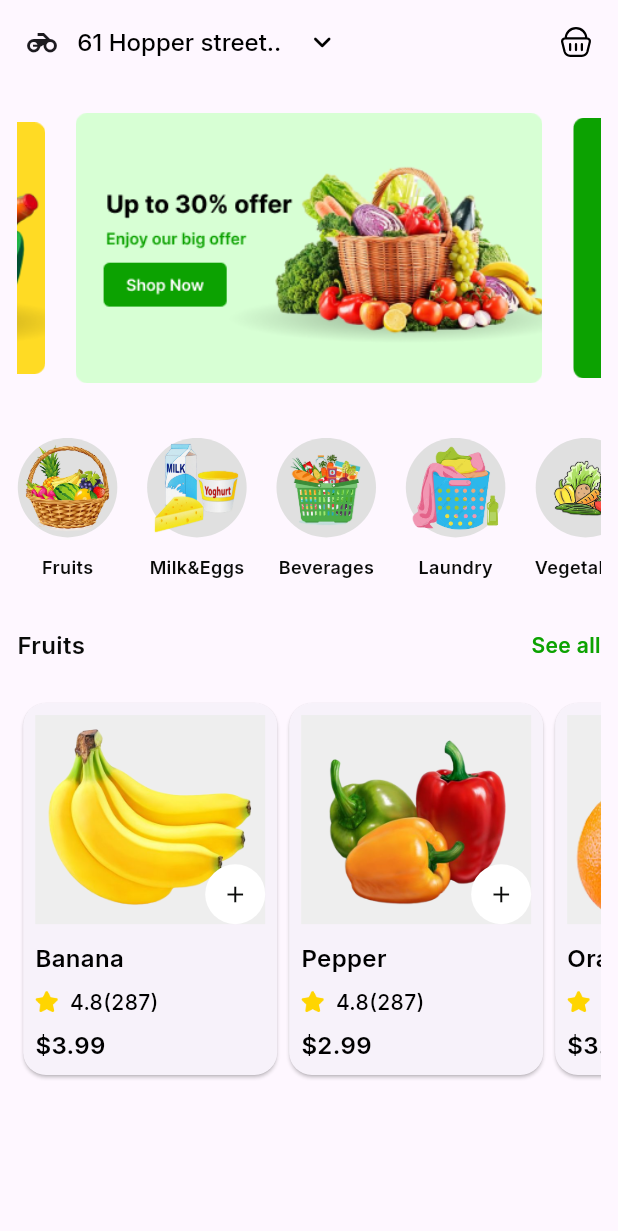
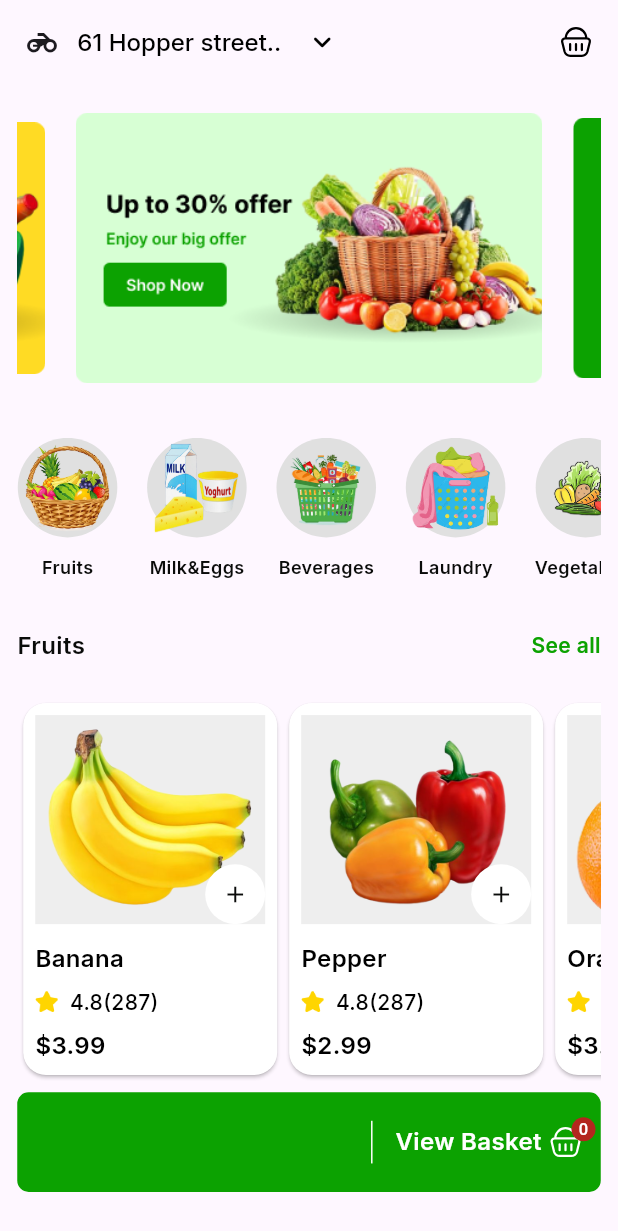
Before and after one commit to kareemezzat25/Grabber-app, a Flutter app: the screen it shows after launch, on a phone screen of 412 x 824 dp. Shown: the top 1231 px of the screen. Run offline on Flutter 3.47's test engine with Material 3 defaults, Android fonts, the phone set to English and light mode, and no system bars; drawn by our look-alikes of carousel_slider; our stand-ins replace flutter_screenutil, flutter_svg, google_fonts.

Commit message:
basketList

```diff
--- /dev/null
+++ b/lib/models/data.dart
@@ -0,0 +1,44 @@
+import 'package:grabber_app/models/categorymodel.dart';
+import 'package:grabber_app/models/fruitmodel.dart';
+import 'package:grabber_app/resources/app_assets.dart';
+
+class DataApp {
+  static List<String> sliders = [
+    AppAssets.slider1,
+    AppAssets.slider2,
+    AppAssets.slider3
+  ];
+  static List<FruitModel> fruits = [
+    FruitModel(
+        fruitImage: "assets/images/Banana.png",
+        fruitName: "Banana",
+        fruitRating: "4.8",
+        numOfPeopleRating: "287",
+        price: "3.99"),
+    FruitModel(
+        fruitImage: "assets/images/pepper.png",
+        fruitName: "Pepper",
+        fruitRating: "4.8",
+        numOfPeopleRating: "287",
+        price: "2.99"),
+    FruitModel(
+        fruitImage: "assets/images/orange.png",
+        fruitName: "Orange",
+        fruitRating: "4.8",
+        numOfPeopleRating: "287",
+        price: "3.99"),
+  ];
+  static List<CategoryModel> categories = [
+    CategoryModel(
+        categoryImage: AppAssets.fruitsCategory, categoryTitle: "Fruits"),
+    CategoryModel(
+        categoryImage: AppAssets.milkEggsCategory, categoryTitle: "Milk&Eggs"),
+    CategoryModel(
+        categoryImage: AppAssets.beveragesCategory, categoryTitle: "Beverages"),
+    CategoryModel(
+        categoryImage: AppAssets.laundryCategory, categoryTitle: "Laundry"),
+    CategoryModel(
+        categoryImage: AppAssets.vegetablesCategory,
+        categoryTitle: "Vegetables")
+  ];
+}
--- a/lib/views/home_view.dart
+++ b/lib/views/home_view.dart
@@ -1,62 +1,46 @@
-import 'package:carousel_slider/carousel_slider.dart';
 import 'package:flutter/material.dart';
 import 'package:flutter_screenutil/flutter_screenutil.dart';
 import 'package:flutter_svg/flutter_svg.dart';
 import 'package:google_fonts/google_fonts.dart';
-import 'package:grabber_app/models/categorymodel.dart';
+import 'package:grabber_app/models/data.dart';
 import 'package:grabber_app/models/fruitmodel.dart';
-import 'package:grabber_app/resources/app_assets.dart';
 import 'package:grabber_app/resources/app_color.dart';
-import 'package:carousel_slider/carousel_slider.dart';
 import 'package:grabber_app/widgets/categorywidget.dart';
 import 'package:grabber_app/widgets/fruitItem.dart';
+import 'package:grabber_app/widgets/sliders.dart';
 
-class HomeView extends StatelessWidget {
+class HomeView extends StatefulWidget {
   static const String routeName = "HomeView";
-  List<String> sliders = [
-    AppAssets.slider1,
-    AppAssets.slider2,
-    AppAssets.slider3
-  ];
-  List<FruitModel> fruits = [
-    FruitModel(
-        fruitImage: "assets/images/Banana.png",
-        fruitName: "Banana",
-        fruitRating: "4.8",
-        numOfPeopleRating: "287",
-        price: "3.99"),
-    FruitModel(
-        fruitImage: "assets/images/pepper.png",
-        fruitName: "Pepper",
-        fruitRating: "4.8",
-        numOfPeopleRating: "287",
-        price: "2.99"),
-    FruitModel(
-        fruitImage: "assets/images/orange.png",
-        fruitName: "Orange",
-        fruitRating: "4.8",
-        numOfPeopleRating: "287",
-        price: "3.99"),
-  ];
-  List<CategoryModel> categories = [
-    CategoryModel(
-        categoryImage: AppAssets.fruitsCategory, categoryTitle: "Fruits"),
-    CategoryModel(
-        categoryImage: AppAssets.milkEggsCategory, categoryTitle: "Milk&Eggs"),
-    CategoryModel(
-        categoryImage: AppAssets.beveragesCategory, categoryTitle: "Beverages"),
-    CategoryModel(
-        categoryImage: AppAssets.laundryCategory, categoryTitle: "Laundry"),
-    CategoryModel(
-        categoryImage: AppAssets.vegetablesCategory,
-        categoryTitle: "Vegetables")
-  ];
+
   HomeView({super.key});
+
+  @override
+  State<HomeView> createState() => _HomeViewState();
+}
+
+class _HomeViewState extends State<HomeView> {
+  List<FruitModel> basketsFruits = [];
+
+  void toggleSelection(FruitModel fruit) {
+    setState(() {
+      if (basketsFruits.contains(fruit)) {
+        basketsFruits.remove(fruit);
+      } else {
+        basketsFruits.add(fruit);
+      }
+    });
+  }
+
+  bool fruitSelected(fruit) {
+    return basketsFruits.contains(fruit);
+  }
 
   @override
   Widget build(BuildContext context) {
     return Scaffold(
       appBar: AppBar(
+        elevation: 0,
+        backgroundColor: Colors.transparent,
         leading: SizedBox.shrink(),
         leadingWidth: 0,
         title: Row(children: [
@@ -85,25 +69,10 @@ class HomeView extends StatelessWidget {
       ),
       body: Padding(
         padding: EdgeInsets.symmetric(horizontal: 12.w),
+        child: SingleChildScrollView(
           child: Column(
             children: [
-            CarouselSlider.builder(
-              itemCount: sliders.length,
-              itemBuilder:
-                  (BuildContext context, int itemIndex, int pageViewIndex) {
-                return Image.asset(
-                  sliders[itemIndex],
-                );
-              },
-              options: CarouselOptions(
-                  autoPlay: true,
-                  autoPlayInterval: Duration(seconds: 2),
-                  autoPlayAnimationDuration: Duration(seconds: 2),
-                  scrollDirection: Axis.horizontal,
-                  viewportFraction: 0.8,
-                  aspectRatio: 16 / 9,
-                  enlargeCenterPage: true),
-            ),
+              SlidersMove(),
               SizedBox(
                 height: 18.h,
               ),
@@ -113,15 +82,17 @@ class HomeView extends StatelessWidget {
                     scrollDirection: Axis.horizontal,
                     itemBuilder: (context, index) {
                       return CategoryWidget(
-                        categoryImage: categories[index].categoryImage,
-                        categoryName: categories[index].categoryTitle);
+                          categoryImage:
+                              DataApp.categories[index].categoryImage,
+                          categoryName:
+                              DataApp.categories[index].categoryTitle);
                     },
                     separatorBuilder: (context, index) {
                       return SizedBox(
                         width: 20.w,
                       );
                     },
-                  itemCount: categories.length),
+                    itemCount: DataApp.categories.length),
               ),
               SizedBox(
                 height: 34.h,
@@ -151,11 +122,90 @@ class HomeView extends StatelessWidget {
               SingleChildScrollView(
                 scrollDirection: Axis.horizontal,
                 child: Row(
-                  children: List.generate(fruits.length, (index) {
-                return FruitItem(fruitModel: fruits[index]);
+                    children: List.generate(DataApp.fruits.length, (index) {
+                  return FruitItem(
+                    fruitModel: DataApp.fruits[index],
+                    onTap: () => toggleSelection(DataApp.fruits[index]),
+                    isSelected: fruitSelected(DataApp.fruits[index]),
+                  );
                 })),
+              ),
+              SizedBox(
+                height: 8.h,
+              ),
+              Container(
+                padding: EdgeInsets.symmetric(horizontal: 12.w),
+                width: double.infinity,
+                height: 70.h,
+                decoration: BoxDecoration(
+                  borderRadius: BorderRadius.circular(8.r),
+                  color: AppColor.primaryColor,
+                ),
+                child: Row(
+                  children: [
+                    SizedBox(
+                      width: MediaQuery.of(context).size.width * 0.3,
+                      child: ListView.separated(
+                        scrollDirection: Axis.horizontal,
+                        itemBuilder: (context, index) {
+                          return Container(
+                            margin: EdgeInsets.symmetric(vertical: 8.sp),
+                            padding: EdgeInsets.all(12.sp),
+                            decoration: const BoxDecoration(
+                                shape: BoxShape.circle, color: Colors.white),
+                            child: Image.asset(
+                              basketsFruits[index].fruitImage,
+                              fit: BoxFit.fill,
+                            ),
+                          );
+                        },
+                        itemCount: basketsFruits.length,
+                        separatorBuilder: (context, index) {
+                          return SizedBox(
+                            width: 8.w,
+                          );
+                        },
+                      ),
+                    ),
+                    const Spacer(),
+                    SizedBox(
+                      height: 70,
+                      child: VerticalDivider(
+                        color: Colors.white,
+                        thickness: 1,
+                        indent: 20.h,
+                        endIndent: 20.h,
+                      ),
+                    ),
+                    SizedBox(
+                      width: 8.w,
+                    ),
+                    Text(
+                      "View Basket",
+                      style: GoogleFonts.inter(
+                          fontSize: 16,
+                          fontWeight: FontWeight.w600,
+                          color: Colors.white),
+                    ),
+                    SizedBox(
+                      width: 4.w,
+                    ),
+                    Badge(
+                      largeSize: 12,
+                      label: Text(basketsFruits.length.toString()),
+                      child: SvgPicture.asset(
+                        "assets/images/Icons.svg",
+                        color: Colors.white,
+                      ),
                     )
                   ],
+                ),
+              ),
+              SizedBox(
+                height: 12.h,
+              )
+            ],
+          ),
         ),
       ),
     );
--- a/lib/widgets/fruitItem.dart
+++ b/lib/widgets/fruitItem.dart
@@ -6,13 +6,19 @@ import 'package:grabber_app/resources/app_color.dart';
 
 class FruitItem extends StatelessWidget {
   FruitModel fruitModel;
-  FruitItem({super.key, required this.fruitModel});
+  Function()? onTap;
+  bool isSelected = false;
+  FruitItem(
+      {super.key,
+      required this.fruitModel,
+      required this.onTap,
+      required this.isSelected});
 
   @override
   Widget build(BuildContext context) {
     return Card(
       shape: RoundedRectangleBorder(borderRadius: BorderRadius.circular(16.r)),
-      elevation: 1,
+      color: Colors.white,
       child: Padding(
         padding: const EdgeInsets.all(8.0),
         child: Column(
@@ -32,13 +38,22 @@ class FruitItem extends StatelessWidget {
                             fruitModel.fruitImage,
                           ))),
                 ),
-                const CircleAvatar(
-                    backgroundColor: Colors.white,
-                    child: Icon(
-                      Icons.add,
-                      size: 18,
-                      color: AppColor.baseBlack,
-                    ))
+                InkWell(
+                  onTap: onTap,
+                  child: CircleAvatar(
+                      backgroundColor: Colors.white,
+                      child: isSelected
+                          ? const Icon(
+                              Icons.remove,
+                              size: 18,
+                              color: AppColor.baseBlack,
+                            )
+                          : const Icon(
+                              Icons.add,
+                              size: 18,
+                              color: AppColor.baseBlack,
+                            )),
+                )
               ],
             ),
             SizedBox(
--- /dev/null
+++ b/lib/widgets/sliders.dart
@@ -0,0 +1,27 @@
+import 'package:carousel_slider/carousel_slider.dart';
+import 'package:flutter/material.dart';
+import 'package:grabber_app/models/data.dart';
+
+class SlidersMove extends StatelessWidget {
+  const SlidersMove({super.key});
+
+  @override
+  Widget build(BuildContext context) {
+    return CarouselSlider.builder(
+      itemCount: DataApp.sliders.length,
+      itemBuilder: (BuildContext context, int itemIndex, int pageViewIndex) {
+        return Image.asset(
+          DataApp.sliders[itemIndex],
+        );
+      },
+      options: CarouselOptions(
+          autoPlay: true,
+          autoPlayInterval: Duration(milliseconds: 800),
+          autoPlayAnimationDuration: Duration(milliseconds: 800),
+          scrollDirection: Axis.horizontal,
+          viewportFraction: 0.8,
+          aspectRatio: 16 / 9,
+          enlargeCenterPage: true),
+    );
+  }
+}
```
Also changed, not shown: 4 other files. Lines whose indentation alone changed are shown as unchanged.
